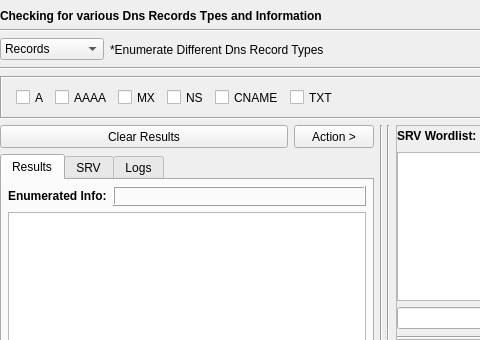
Old version of the form Gui/src/DnsTab/Dns.ui in the repository 3nock/OTE; both pictures show x 0 to 480 and y 0 to 340 of the 869 by 571 pixel window.
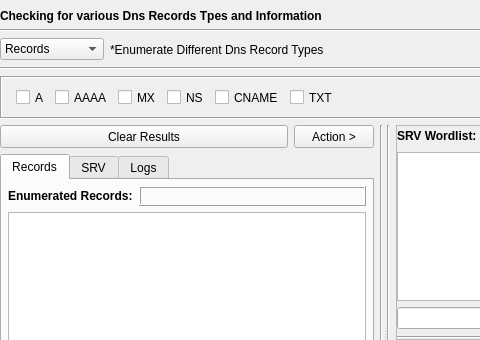
New version of the form.

What changed in the file:
```diff
--- a/Gui/src/DnsTab/Dns.ui
+++ b/Gui/src/DnsTab/Dns.ui
@@ -473,7 +473,7 @@
            </property>
            <widget class="QWidget" name="tab_results">
             <attribute name="title">
-             <string>Results</string>
+             <string>Records</string>
             </attribute>
             <layout class="QVBoxLayout" name="verticalLayout_7">
              <property name="leftMargin">
@@ -505,7 +505,7 @@
                   </font>
                  </property>
                  <property name="text">
-                  <string>Enumerated Info:</string>
+                  <string>Enumerated Records:</string>
                  </property>
                 </widget>
                </item>
```
